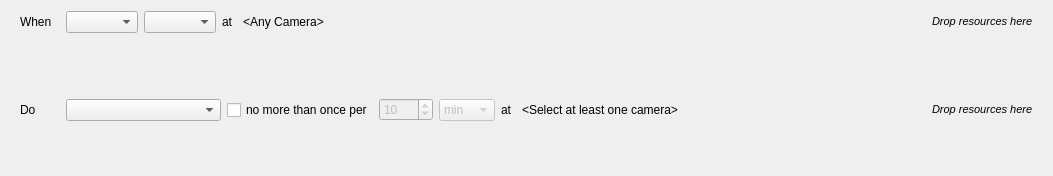
Old version of the form client/src/ui/widgets/business/business_rule_widget.ui in the repository networkoptix/nx_open.
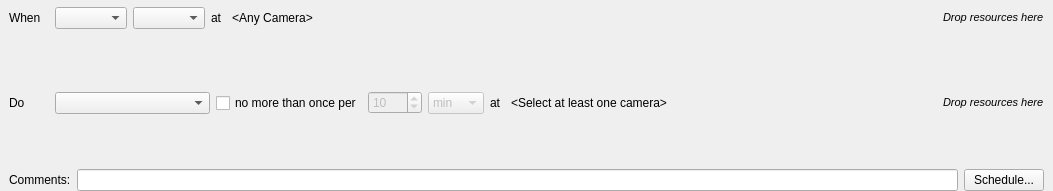
New version of the form.

Commit message:
Business rules: editing comments
<==== Mercurial data ====>
Branch: master

Patch:
```diff
--- a/client/src/ui/widgets/business/business_rule_widget.ui
+++ b/client/src/ui/widgets/business/business_rule_widget.ui
@@ -7,7 +7,7 @@
     <x>0</x>
     <y>0</y>
     <width>1053</width>
-    <height>176</height>
+    <height>191</height>
    </rect>
   </property>
   <property name="acceptDrops">
@@ -17,13 +17,7 @@
    <string>Form</string>
   </property>
   <layout class="QVBoxLayout" name="verticalLayout">
-   <property name="spacing">
-    <number>0</number>
-   </property>
-   <property name="topMargin">
-    <number>0</number>
-   </property>
-   <property name="bottomMargin">
+   <property name="margin">
     <number>0</number>
    </property>
    <item>
@@ -305,6 +299,33 @@
      </layout>
     </widget>
    </item>
+   <item>
+    <layout class="QHBoxLayout" name="horizontalLayout">
+     <property name="leftMargin">
+      <number>9</number>
+     </property>
+     <property name="rightMargin">
+      <number>9</number>
+     </property>
+     <item>
+      <widget class="QLabel" name="commentLabel">
+       <property name="text">
+        <string>Comments:</string>
+       </property>
+      </widget>
+     </item>
+     <item>
+      <widget class="QLineEdit" name="commentsLineEdit"/>
+     </item>
+     <item>
+      <widget class="QPushButton" name="scheduleButton">
+       <property name="text">
+        <string>Schedule...</string>
+       </property>
+      </widget>
+     </item>
+    </layout>
+   </item>
   </layout>
  </widget>
  <resources/>
```
The commit also changes 3 other files.
